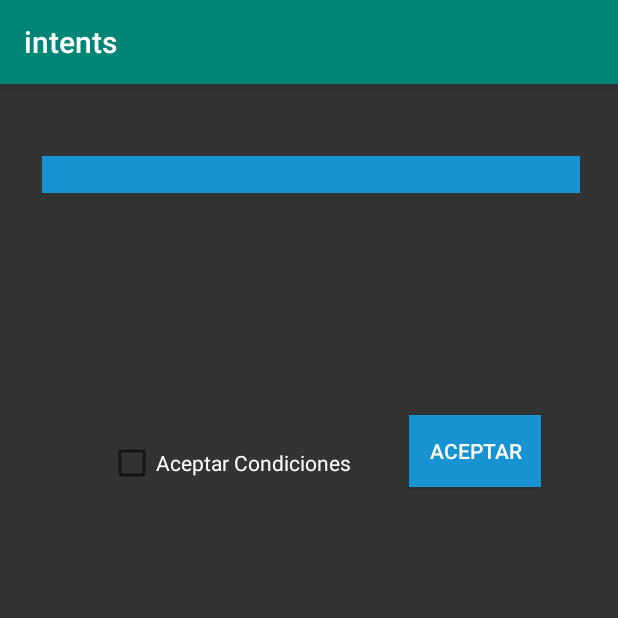
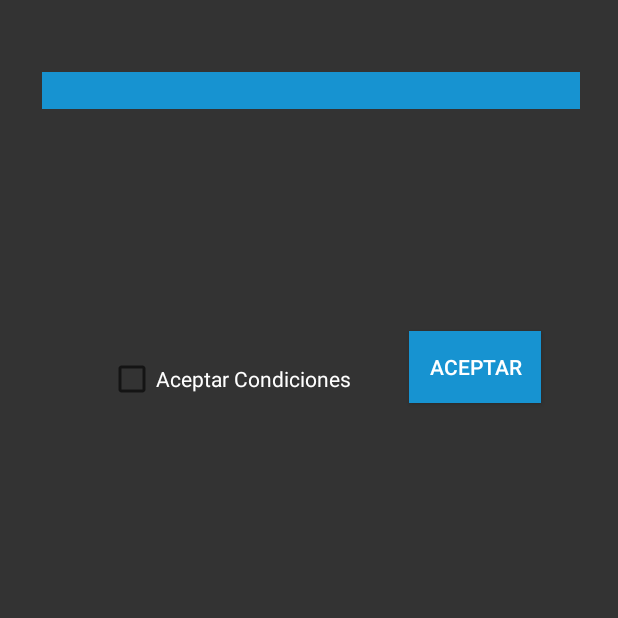
Before and after one commit to conandoel/Intents, an Android app: the CondicionesActivity screen opened directly, with no data from a screen before it, on a phone screen of 412 x 824 dp, the top half of it. Run offline under Robolectric (Android 15) with nearby library versions, the phone set to English and light mode, and no system bars.

Commit message:
configuraciones nuevas a algunos activitys

```diff
--- a/app/src/main/java/com/example/intents/CondicionesActivity.java
+++ b/app/src/main/java/com/example/intents/CondicionesActivity.java
@@ -1,13 +1,52 @@
 package com.example.intents;
 
+import android.content.Intent;
 import android.support.v7.app.AppCompatActivity;
 import android.os.Bundle;
+import android.view.View;
+import android.widget.Button;
+import android.widget.CheckBox;
+import android.widget.Toast;
 
 public class CondicionesActivity extends AppCompatActivity {
+
+    private CheckBox checkBoxCondicion;
+    private Button buttonAceptar;
 
     @Override
     protected void onCreate(Bundle savedInstanceState) {
         super.onCreate(savedInstanceState);
         setContentView(R.layout.activity_condiciones);
+        getSupportActionBar().hide();
+
+        this.cargarComponentes();
+    }
+
+    private void cargarComponentes(){
+
+        checkBoxCondicion = findViewById(R.id.checkBoxCondicion);
+        buttonAceptar = findViewById(R.id.buttonAceptar);
+
+        buttonAceptar.setOnClickListener(new View.OnClickListener() {
+            @Override
+            public void onClick(View v) {
+                aNuevoUsuario();
+            }
+        });
+
+    }
+
+    private void aNuevoUsuario(){
+
+        if (checkBoxCondicion.isChecked()){
+
+            Intent i = new Intent(this, NUsuarioActivity.class);
+            startActivity(i);
+
+        }
+        else{
+            Toast.makeText(this, "Debe aceptar las condiciones", Toast.LENGTH_SHORT).show();
+        }
+
     }
 }
--- a/app/src/main/java/com/example/intents/MainActivity.java
+++ b/app/src/main/java/com/example/intents/MainActivity.java
@@ -14,7 +14,7 @@ import android.widget.Toast;
 public class MainActivity extends AppCompatActivity {
 
     private EditText editTextEmail, editTextPassword;
-    private Button botonIngresar;
+    private Button botonIngresar, buttonNU;
 
     @Override
     protected void onCreate(Bundle savedInstanceState) {
@@ -32,6 +32,7 @@ public class MainActivity extends AppCompatActivity {
         editTextPassword = findViewById(R.id.editTextPassword);
 
         botonIngresar = findViewById(R.id.botonIngresar);
+        buttonNU=findViewById(R.id.buttonNU);
 
         botonIngresar.setOnClickListener(new View.OnClickListener() {
             @Override
@@ -39,6 +40,18 @@ public class MainActivity extends AppCompatActivity {
                 validarUsuario();
             }
         });
+
+        buttonNU.setOnClickListener(new View.OnClickListener() {
+            @Override
+            public void onClick(View v) {
+                acondiciones();
+            }
+        });
+    }
+
+    private void acondiciones(){
+        Intent i = new Intent(this, CondicionesActivity.class);
+        startActivity(i);
     }
 
     private void validarUsuario(){
--- a/app/src/main/java/com/example/intents/NUsuarioActivity.java
+++ b/app/src/main/java/com/example/intents/NUsuarioActivity.java
@@ -44,7 +44,7 @@ public class NUsuarioActivity extends AppCompatActivity {
         String e=editTextUsuario.getText().toString();
         String p=editTextPass.getText().toString();
 
-        if ((e != "") && (p != "")){
+        if ((!e.isEmpty()) && (!p.isEmpty())){
 
             Intent intent = new Intent(this, MainActivity.class);
 
--- a/app/src/main/res/layout-v26/activity_condiciones.xml
+++ b/app/src/main/res/layout-v26/activity_condiciones.xml
@@ -25,7 +25,7 @@
         tools:text="Lorem Ipsum is simply dummy text of the printing and typesetting industry. Lorem Ipsum has been the industry's standard dummy text ever since the 1500s, when an unknown printer took a galley of type and scrambled it to make a type specimen book. It has survived not only five centuries, but also the leap into electronic typesetting, remaining essentially unchanged. It was popularised in the 1960s with the release of Letraset sheets containing Lorem Ipsum passages, and more recently with desktop publishing software like Aldus PageMaker including versions of Lorem Ipsum" />
 
     <CheckBox
-        android:id="@+id/checkBox"
+        android:id="@+id/checkBoxCondicion"
         android:layout_width="wrap_content"
         android:layout_height="wrap_content"
         android:layout_marginStart="72dp"
@@ -47,7 +47,7 @@
         android:textColor="@android:color/background_light"
         app:layout_constraintEnd_toEndOf="parent"
         app:layout_constraintHorizontal_bias="0.254"
-        app:layout_constraintStart_toEndOf="@+id/checkBox"
+        app:layout_constraintStart_toEndOf="@+id/checkBoxCondicion"
         app:layout_constraintTop_toBottomOf="@+id/editText" />
 
     <android.support.constraint.Guideline
--- a/app/src/main/res/layout/activity_condiciones.xml
+++ b/app/src/main/res/layout/activity_condiciones.xml
@@ -9,34 +9,57 @@
 
     <EditText
         android:id="@+id/editText"
-        android:layout_width="wrap_content"
+        android:layout_width="0dp"
         android:layout_height="wrap_content"
+        android:layout_marginStart="8dp"
         android:layout_marginTop="48dp"
-        android:autofillHints=""
+        android:layout_marginEnd="8dp"
+        android:background="@color/colorPrincipal"
         android:ems="10"
         android:gravity="start|top"
         android:inputType="textMultiLine"
+        app:layout_constraintEnd_toStartOf="@+id/guideline2"
+        app:layout_constraintStart_toStartOf="@+id/guideline"
         app:layout_constraintTop_toTopOf="parent"
-        tools:layout_editor_absoluteX="99dp" />
+        tools:text="Lorem Ipsum is simply dummy text of the printing and typesetting industry. Lorem Ipsum has been the industry's standard dummy text ever since the 1500s, when an unknown printer took a galley of type and scrambled it to make a type specimen book. It has survived not only five centuries, but also the leap into electronic typesetting, remaining essentially unchanged. It was popularised in the 1960s with the release of Letraset sheets containing Lorem Ipsum passages, and more recently with desktop publishing software like Aldus PageMaker including versions of Lorem Ipsum" />
 
     <CheckBox
-        android:id="@+id/checkBox"
+        android:id="@+id/checkBoxCondicion"
         android:layout_width="wrap_content"
         android:layout_height="wrap_content"
+        android:layout_marginStart="28dp"
         android:layout_marginTop="164dp"
-        android:text="Aceptar Condiciones"
+        android:text="@string/aceptar_condiciones"
         android:textColor="@android:color/background_light"
-        app:layout_constraintTop_toBottomOf="@+id/editText"
-        tools:layout_editor_absoluteX="98dp" />
+        app:layout_constraintStart_toStartOf="@+id/guideline"
+        app:layout_constraintTop_toBottomOf="@+id/editText" />
 
     <Button
         android:id="@+id/buttonAceptar"
         android:layout_width="wrap_content"
         android:layout_height="wrap_content"
         android:layout_marginStart="24dp"
+        android:layout_marginTop="156dp"
+        android:layout_marginEnd="8dp"
         android:background="@color/colorPrincipal"
-        android:text="Aceptar"
+        android:text="@string/aceptar"
         android:textColor="@android:color/background_light"
-        app:layout_constraintStart_toEndOf="@+id/checkBox"
-        tools:layout_editor_absoluteY="241dp" />
+        app:layout_constraintEnd_toStartOf="@+id/guideline2"
+        app:layout_constraintHorizontal_bias="0.507"
+        app:layout_constraintStart_toEndOf="@+id/checkBoxCondicion"
+        app:layout_constraintTop_toBottomOf="@+id/editText" />
+
+    <android.support.constraint.Guideline
+        android:id="@+id/guideline"
+        android:layout_width="wrap_content"
+        android:layout_height="wrap_content"
+        android:orientation="vertical"
+        app:layout_constraintGuide_begin="20dp" />
+
+    <android.support.constraint.Guideline
+        android:id="@+id/guideline2"
+        android:layout_width="wrap_content"
+        android:layout_height="wrap_content"
+        android:orientation="vertical"
+        app:layout_constraintGuide_begin="395dp" />
 </android.support.constraint.ConstraintLayout>
--- a/app/src/main/res/layout/activity_main.xml
+++ b/app/src/main/res/layout/activity_main.xml
@@ -60,7 +60,7 @@
         app:layout_constraintTop_toBottomOf="@+id/editTextPassword" />
 
     <Button
-        android:id="@+id/button"
+        android:id="@+id/buttonNU"
         android:layout_width="wrap_content"
         android:layout_height="wrap_content"
         android:layout_marginStart="16dp"
--- a/app/src/main/res/values/strings.xml
+++ b/app/src/main/res/values/strings.xml
@@ -18,6 +18,6 @@
     <string name="aceptar_condiciones">Aceptar Condiciones</string>
     <string name="contrase_a">Contraseña</string>
     <string name="agregar">Agregar</string>
-    <string name="todo">TODO</string>
+
 
 </resources>
```
